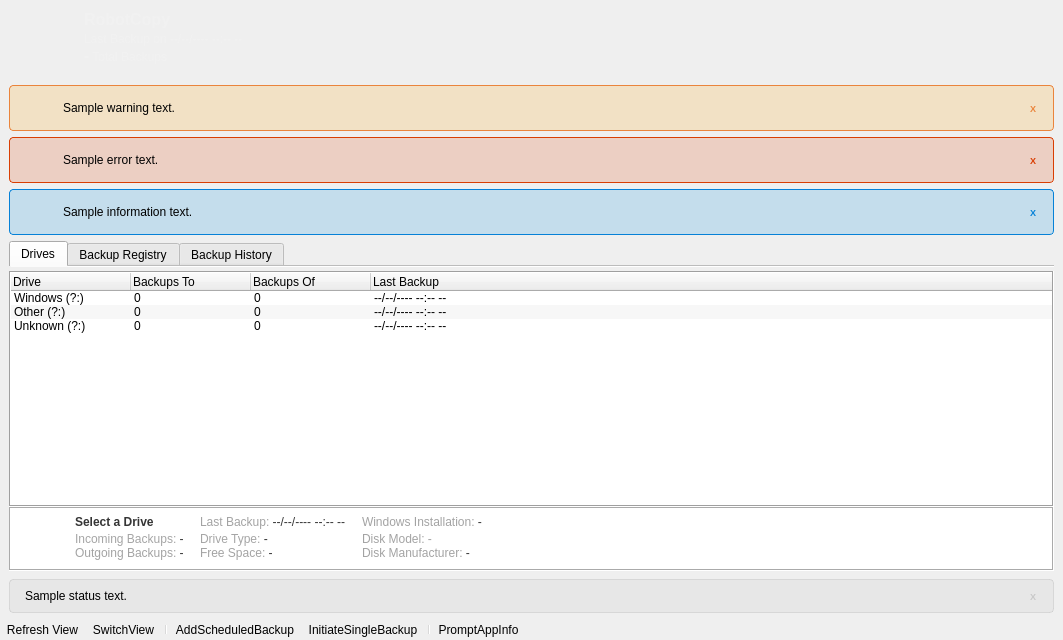
First picture: the form in src/Interface/MainWindow.ui, repository matkeg/RobotCopy, before the edit.
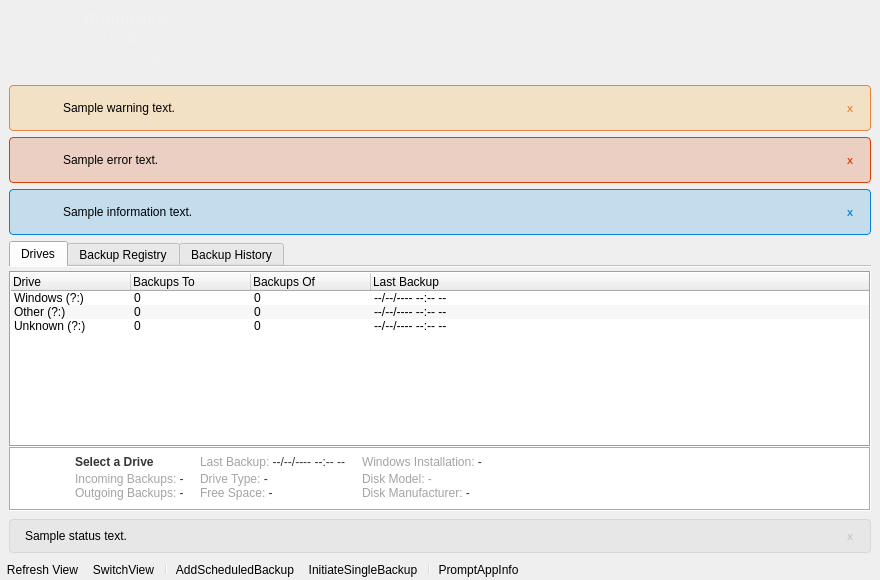
Second picture: the form after the edit. Icons and pictures are not drawn. Custom widgets are drawn as their Qt base class.

The edit to the form file:
```diff
--- a/src/Interface/MainWindow.ui
+++ b/src/Interface/MainWindow.ui
@@ -12,8 +12,8 @@
    <rect>
     <x>0</x>
     <y>0</y>
-    <width>1063</width>
-    <height>640</height>
+    <width>880</width>
+    <height>580</height>
    </rect>
   </property>
   <property name="minimumSize">
```
